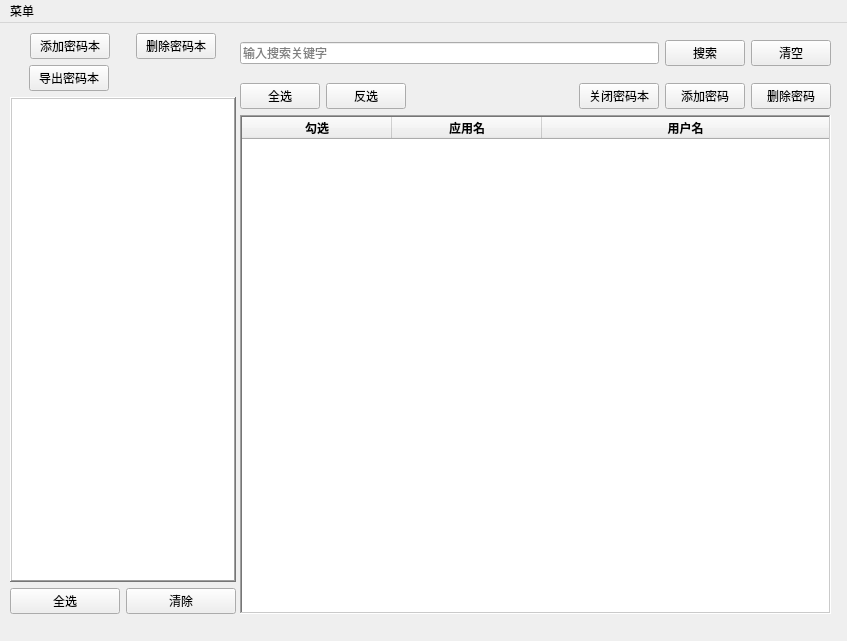
Before: the Qt Designer form PasswordBox/MainWindow.ui in Frank2017/PYQtProjects, drawn with Qt 5.
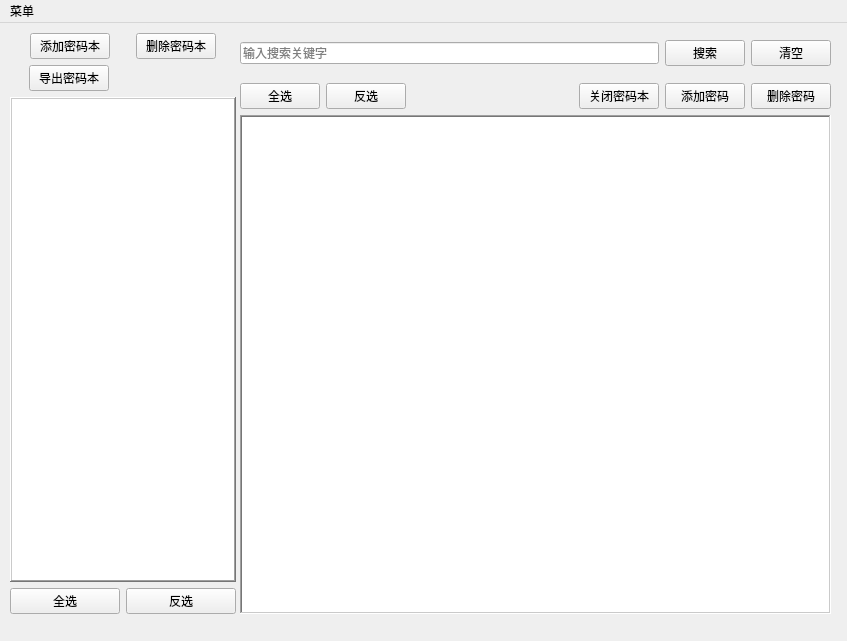
After: the same form once the commit is applied. Icons and pictures are not drawn.

```diff
--- a/PasswordBox/MainWindow.ui
+++ b/PasswordBox/MainWindow.ui
@@ -10,6 +10,12 @@
     <height>641</height>
    </rect>
   </property>
+  <property name="sizePolicy">
+   <sizepolicy hsizetype="Fixed" vsizetype="Fixed">
+    <horstretch>0</horstretch>
+    <verstretch>0</verstretch>
+   </sizepolicy>
+  </property>
   <property name="windowTitle">
    <string>MainWindow</string>
   </property>
@@ -143,7 +149,7 @@
        <item>
         <widget class="QPushButton" name="PswBooksClearBtn">
          <property name="text">
-          <string>清除</string>
+          <string>反选</string>
          </property>
         </widget>
        </item>
@@ -259,7 +265,7 @@
       </layout>
      </item>
      <item>
-      <widget class="QTableWidget" name="PswList">
+      <widget class="QListWidget" name="PswList">
        <property name="sizePolicy">
         <sizepolicy hsizetype="Preferred" vsizetype="Expanding">
          <horstretch>0</horstretch>
@@ -280,6 +286,9 @@
        </property>
        <property name="font">
         <font>
+         <family>思源黑体</family>
+         <weight>75</weight>
+         <bold>true</bold>
          <kerning>true</kerning>
         </font>
        </property>
@@ -304,108 +313,9 @@
        <property name="selectionBehavior">
         <enum>QAbstractItemView::SelectRows</enum>
        </property>
-       <property name="showGrid">
-        <bool>false</bool>
-       </property>
        <property name="sortingEnabled">
         <bool>true</bool>
        </property>
-       <property name="cornerButtonEnabled">
-        <bool>false</bool>
-       </property>
-       <attribute name="horizontalHeaderCascadingSectionResizes">
-        <bool>false</bool>
-       </attribute>
-       <attribute name="horizontalHeaderDefaultSectionSize">
-        <number>150</number>
-       </attribute>
-       <attribute name="horizontalHeaderShowSortIndicator" stdset="0">
-        <bool>false</bool>
-       </attribute>
-       <attribute name="horizontalHeaderStretchLastSection">
-        <bool>true</bool>
-       </attribute>
-       <attribute name="verticalHeaderVisible">
-        <bool>false</bool>
-       </attribute>
-       <attribute name="verticalHeaderStretchLastSection">
-        <bool>false</bool>
-       </attribute>
-       <column>
-        <property name="text">
-         <string>勾选</string>
-        </property>
-        <property name="font">
-         <font>
-          <family>Century Schoolbook L</family>
-          <weight>75</weight>
-          <bold>true</bold>
-         </font>
-        </property>
-        <property name="textAlignment">
-         <set>AlignHCenter|AlignVCenter|AlignCenter</set>
-        </property>
-        <property name="background">
-         <color>
-          <red>79</red>
-          <green>229</green>
-          <blue>224</blue>
-         </color>
-        </property>
-        <property name="foreground">
-         <brush brushstyle="SolidPattern">
-          <color alpha="255">
-           <red>0</red>
-           <green>0</green>
-           <blue>0</blue>
-          </color>
-         </brush>
-        </property>
-       </column>
-       <column>
-        <property name="text">
-         <string>应用名</string>
-        </property>
-        <property name="font">
-         <font>
-          <family>Century Schoolbook L</family>
-          <weight>75</weight>
-          <bold>true</bold>
-         </font>
-        </property>
-        <property name="textAlignment">
-         <set>AlignHCenter|AlignVCenter|AlignCenter</set>
-        </property>
-        <property name="background">
-         <color>
-          <red>170</red>
-          <green>251</green>
-          <blue>252</blue>
-         </color>
-        </property>
-       </column>
-       <column>
-        <property name="text">
-         <string>用户名</string>
-        </property>
-        <property name="font">
-         <font>
-          <family>思源黑体</family>
-          <weight>75</weight>
-          <bold>true</bold>
-         </font>
-        </property>
-        <property name="textAlignment">
-         <set>AlignHCenter|AlignVCenter|AlignCenter</set>
-        </property>
-        <property name="background">
-         <color>
-          <red>243</red>
-          <green>244</green>
-          <blue>163</blue>
-         </color>
-        </property>
-       </column>
       </widget>
      </item>
     </layout>
```
Left out of the diff: 10 changed lines with no effect on the pictures.
